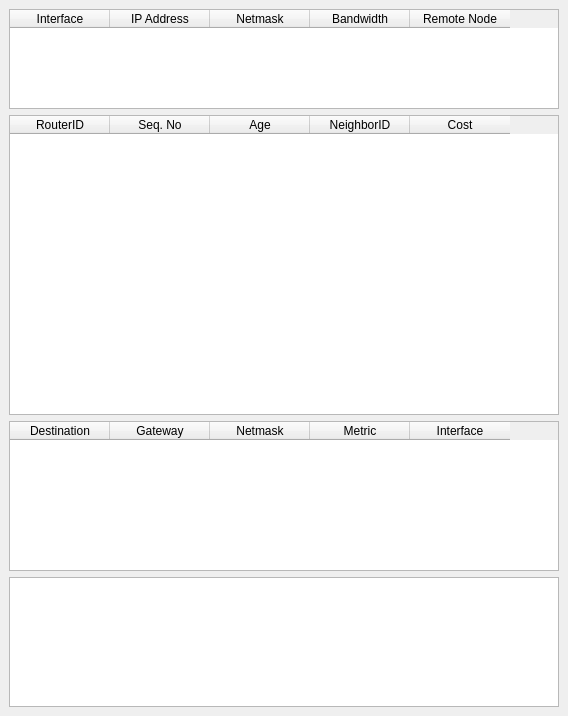
Old version of the form simulator.ui in the repository baudm/ospf-sim.
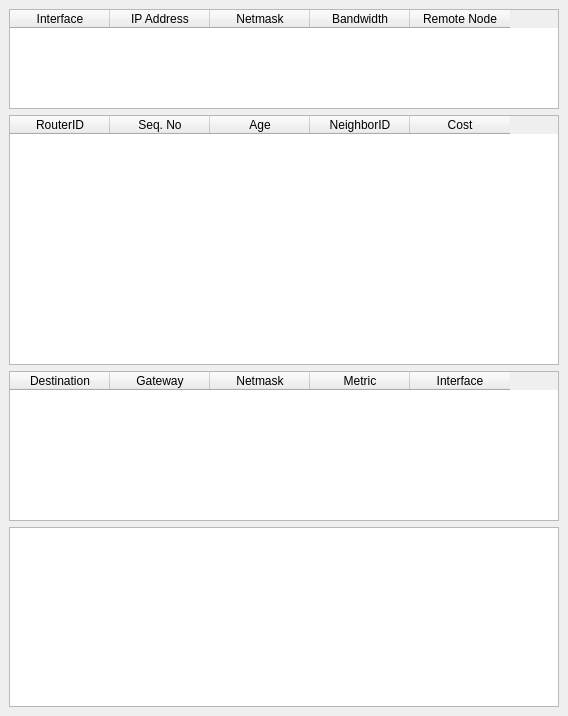
New version of the form.

Commit message: Increased area of log message textbox

The edit to the form file:
```diff
--- a/simulator.ui
+++ b/simulator.ui
@@ -66,7 +66,7 @@
       <property name="minimumSize" >
        <size>
         <width>550</width>
-        <height>300</height>
+        <height>250</height>
        </size>
       </property>
       <property name="toolTip" >
@@ -160,7 +160,7 @@
       <property name="minimumSize" >
        <size>
         <width>550</width>
-        <height>130</height>
+        <height>180</height>
        </size>
       </property>
       <property name="toolTip" >
```
